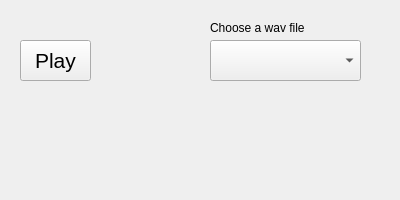
The window that widget.ui (knordine11/rec_arr_wav_in) describes before a commit, drawn with Qt 5.
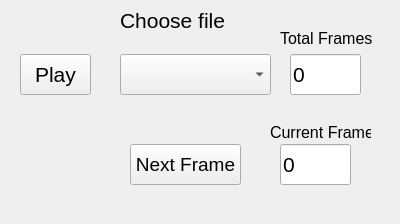
The same window after the commit.

Commit message: added frame stepper functionality

```diff
--- a/widget.ui
+++ b/widget.ui
@@ -7,9 +7,14 @@
     <x>0</x>
     <y>0</y>
     <width>400</width>
-    <height>200</height>
+    <height>224</height>
    </rect>
   </property>
+  <property name="font">
+   <font>
+    <pointsize>16</pointsize>
+   </font>
+  </property>
   <property name="windowTitle">
    <string>Widget</string>
   </property>
@@ -17,7 +22,7 @@
    <property name="geometry">
     <rect>
      <x>20</x>
-     <y>40</y>
+     <y>54</y>
      <width>71</width>
      <height>41</height>
     </rect>
@@ -34,8 +39,8 @@
   <widget class="QComboBox" name="cboWaveFile">
    <property name="geometry">
     <rect>
-     <x>210</x>
-     <y>40</y>
+     <x>120</x>
+     <y>54</y>
      <width>151</width>
      <height>41</height>
     </rect>
@@ -52,14 +57,100 @@
   <widget class="QLabel" name="label">
    <property name="geometry">
     <rect>
-     <x>210</x>
-     <y>20</y>
+     <x>120</x>
+     <y>10</y>
      <width>151</width>
+     <height>21</height>
+    </rect>
+   </property>
+   <property name="text">
+    <string>Choose file</string>
+   </property>
+  </widget>
+  <widget class="QPushButton" name="btnNextFrame">
+   <property name="geometry">
+    <rect>
+     <x>130</x>
+     <y>144</y>
+     <width>111</width>
+     <height>41</height>
+    </rect>
+   </property>
+   <property name="font">
+    <font>
+     <pointsize>14</pointsize>
+    </font>
+   </property>
+   <property name="text">
+    <string>Next Frame</string>
+   </property>
+  </widget>
+  <widget class="QLabel" name="lbFrame">
+   <property name="geometry">
+    <rect>
+     <x>270</x>
+     <y>124</y>
+     <width>101</width>
      <height>16</height>
     </rect>
    </property>
+   <property name="font">
+    <font>
+     <pointsize>12</pointsize>
+    </font>
+   </property>
    <property name="text">
-    <string>Choose a wav file</string>
+    <string>Current Frame</string>
+   </property>
+  </widget>
+  <widget class="QLineEdit" name="txtFrame">
+   <property name="geometry">
+    <rect>
+     <x>280</x>
+     <y>144</y>
+     <width>71</width>
+     <height>41</height>
+    </rect>
+   </property>
+   <property name="text">
+    <string>0</string>
+   </property>
+   <property name="alignment">
+    <set>Qt::AlignmentFlag::AlignLeading|Qt::AlignmentFlag::AlignLeft|Qt::AlignmentFlag::AlignVCenter</set>
+   </property>
+  </widget>
+  <widget class="QLineEdit" name="txtFrameTotal">
+   <property name="geometry">
+    <rect>
+     <x>290</x>
+     <y>54</y>
+     <width>71</width>
+     <height>41</height>
+    </rect>
+   </property>
+   <property name="text">
+    <string>0</string>
+   </property>
+   <property name="alignment">
+    <set>Qt::AlignmentFlag::AlignLeading|Qt::AlignmentFlag::AlignLeft|Qt::AlignmentFlag::AlignVCenter</set>
+   </property>
+  </widget>
+  <widget class="QLabel" name="lbFrameTotal">
+   <property name="geometry">
+    <rect>
+     <x>280</x>
+     <y>30</y>
+     <width>101</width>
+     <height>16</height>
+    </rect>
+   </property>
+   <property name="font">
+    <font>
+     <pointsize>12</pointsize>
+    </font>
+   </property>
+   <property name="text">
+    <string>Total Frames</string>
    </property>
   </widget>
  </widget>
```
The commit also changes 6 other files.
